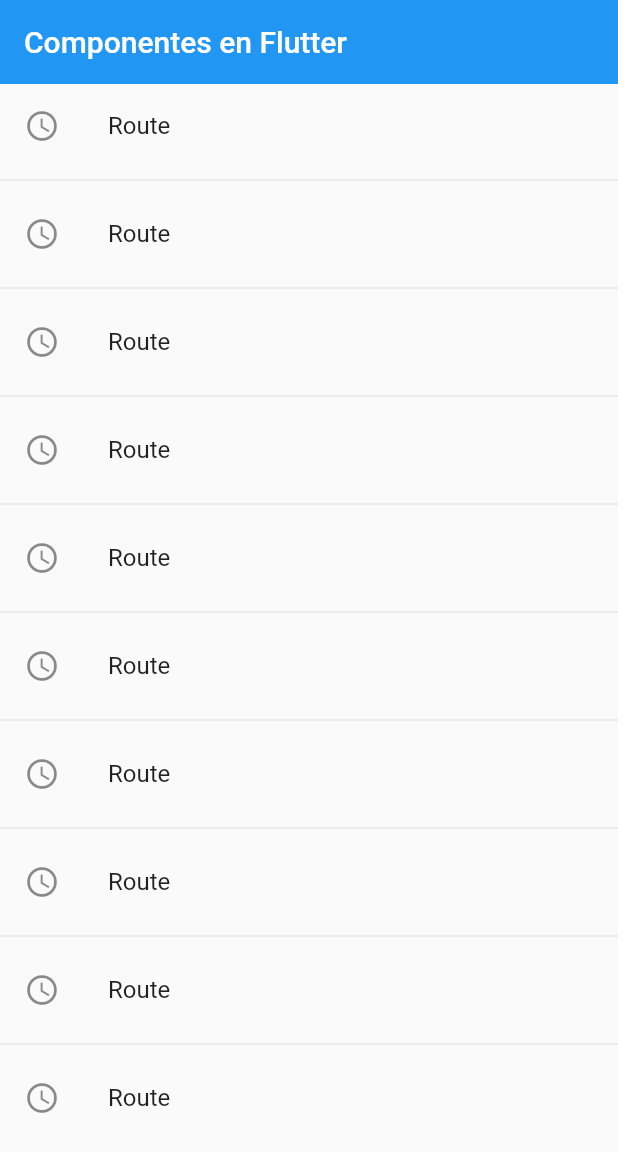
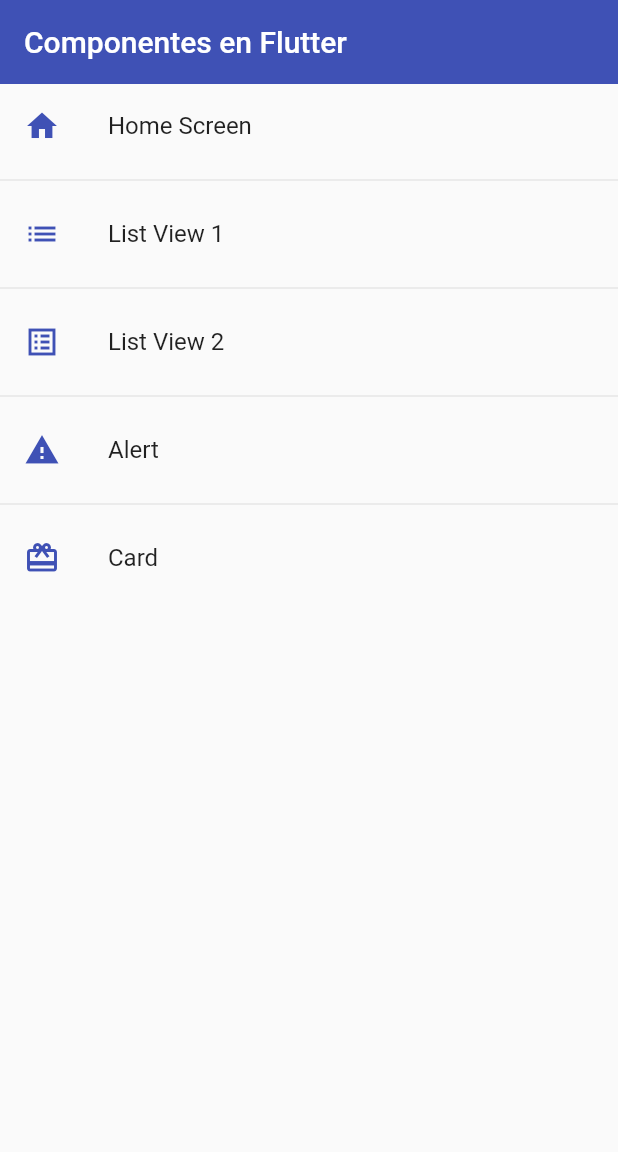
Before and after one commit to adrigm/flutter_components, a Flutter app: the screen it shows after launch, on a phone screen of 412 x 824 dp. Shown: the top 1152 px of the screen. Run offline on Flutter 3.47's test engine with Material 2 defaults, Android fonts, the phone set to English and light mode, and no system bars.

Commit message:
up course

```diff
--- a/lib/main.dart
+++ b/lib/main.dart
@@ -1,5 +1,5 @@
 import 'package:flutter/material.dart';
-import 'package:fl_components/screens/screens.dart';
+import 'package:fl_components/router/app_routes.dart';
 
 void main() => runApp(const MyApp());
 
@@ -11,15 +11,17 @@ class MyApp extends StatelessWidget {
     return MaterialApp(
       debugShowCheckedModeBanner: false,
       title: 'Material App',
-      initialRoute: 'home',
-      routes: {
-        'home': (BuildContext context) => const HomeScreen(),
-        'listView1': (BuildContext context) => const Listview1Screen(),
-        'listView2': (BuildContext context) => const Listview2Screen(),
-        'alert': (BuildContext context) => const AlertScreen(),
-        'card': (BuildContext context) => const CardScreen(),
-      },
-      onGenerateRoute: (settings) {},
+      initialRoute: AppRoutes.initialRoutes,
+      routes: AppRoutes.getAppRoutes(),
+      onGenerateRoute: AppRoutes.onGenerateRoute,
+      theme: ThemeData.light().copyWith(
+          primaryColor: Colors.indigo,
+
+          // AppBar
+          appBarTheme: const AppBarTheme(
+            backgroundColor: Colors.indigo,
+            elevation: 0,
+          )),
     );
   }
 }
--- /dev/null
+++ b/lib/models/menu_option.dart
@@ -0,0 +1,14 @@
+import 'package:flutter/material.dart' show IconData, Widget;
+
+class MenuOption {
+  final String route;
+  final IconData icon;
+  final String name;
+  final Widget screen;
+
+  MenuOption(
+      {required this.route,
+      required this.icon,
+      required this.name,
+      required this.screen});
+}
--- /dev/null
+++ b/lib/models/models.dart
@@ -0,0 +1 @@
+export 'package:fl_components/models/menu_option.dart';
--- /dev/null
+++ b/lib/router/app_routes.dart
@@ -0,0 +1,57 @@
+import 'package:flutter/material.dart';
+import 'package:fl_components/models/models.dart';
+import 'package:fl_components/screens/screens.dart';
+
+class AppRoutes {
+  static const initialRoutes = 'home';
+
+  static final menuOptions = <MenuOption>[
+    MenuOption(
+        route: 'home',
+        icon: Icons.home,
+        name: 'Home Screen',
+        screen: const HomeScreen()),
+    MenuOption(
+        route: 'listView1',
+        icon: Icons.list,
+        name: 'List View 1',
+        screen: const Listview1Screen()),
+    MenuOption(
+        route: 'listView2',
+        icon: Icons.list_alt_sharp,
+        name: 'List View 2',
+        screen: const Listview2Screen()),
+    MenuOption(
+        route: 'alert',
+        icon: Icons.warning,
+        name: 'Alert',
+        screen: const AlertScreen()),
+    MenuOption(
+        route: 'card',
+        icon: Icons.card_giftcard,
+        name: 'Card',
+        screen: const CardScreen()),
+  ];
+
+  static Map<String, Widget Function(BuildContext)> getAppRoutes() {
+    Map<String, Widget Function(BuildContext)> appRoutes = {};
+
+    for (var item in AppRoutes.menuOptions) {
+      appRoutes[item.route] = (BuildContext context) => item.screen;
+    }
+
+    return appRoutes;
+  }
+
+  // static Map<String, Widget Function(BuildContext)> routes = {
+  //   'home': (BuildContext context) => const HomeScreen(),
+  //   'listView1': (BuildContext context) => const Listview1Screen(),
+  //   'listView2': (BuildContext context) => const Listview2Screen(),
+  //   'alert': (BuildContext context) => const AlertScreen(),
+  //   'card': (BuildContext context) => const CardScreen(),
+  // };
+
+  static Route<dynamic> onGenerateRoute(RouteSettings settings) {
+    return MaterialPageRoute(builder: (context) => const HomeScreen());
+  }
+}
--- a/lib/screens/home_screen.dart
+++ b/lib/screens/home_screen.dart
@@ -1,29 +1,30 @@
 import 'package:flutter/material.dart';
-import 'package:fl_components/screens/screens.dart';
+import 'package:fl_components/router/app_routes.dart';
 
 class HomeScreen extends StatelessWidget {
   const HomeScreen({Key? key}) : super(key: key);
 
   @override
   Widget build(BuildContext context) {
+    final menuOptions = AppRoutes.menuOptions;
+
     return Scaffold(
         appBar: AppBar(
           title: const Text('Componentes en Flutter'),
-          elevation: 0,
         ),
         body: ListView.separated(
-          itemBuilder: (context, index) => ListTile(
-            title: const Text('Route'),
-            leading: const Icon(Icons.access_time),
+          itemBuilder: (context, i) => ListTile(
+            title: Text(menuOptions[i].name),
+            leading: Icon(
+              menuOptions[i].icon,
+              color: Colors.indigo,
+            ),
             onTap: () {
-              // final route = MaterialPageRoute(
-              //     builder: (context) => const Listview1Screen());
-              // Navigator.push(context, route);
-              Navigator.pushNamed(context, 'card');
+              Navigator.pushNamed(context, menuOptions[i].route);
             },
           ),
           separatorBuilder: (_, __) => const Divider(),
-          itemCount: 10,
+          itemCount: menuOptions.length,
         ));
   }
 }
--- a/lib/screens/listview2_screen.dart
+++ b/lib/screens/listview2_screen.dart
@@ -9,8 +9,6 @@ class Listview2Screen extends StatelessWidget {
   Widget build(BuildContext context) {
     return Scaffold(
       appBar: AppBar(
-        elevation: 0,
-        backgroundColor: Colors.indigo,
         title: const Text('List View 2'),
       ),
       body: ListView.separated(
```
